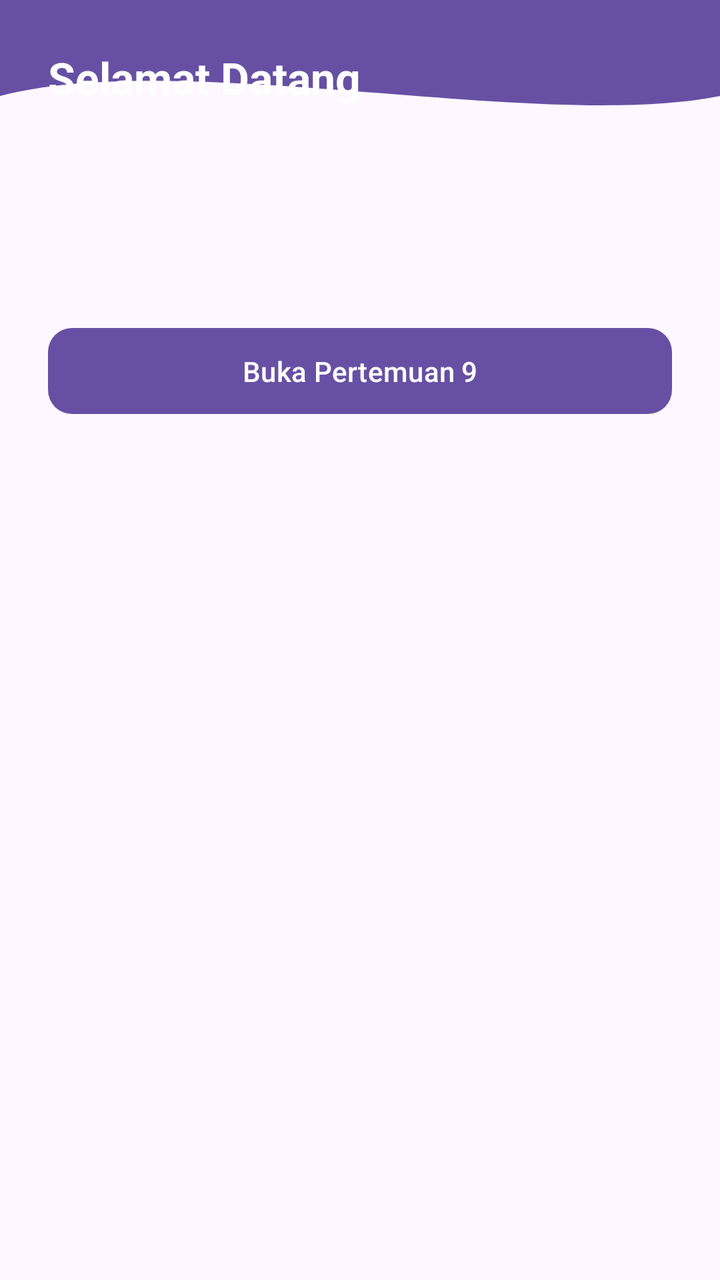
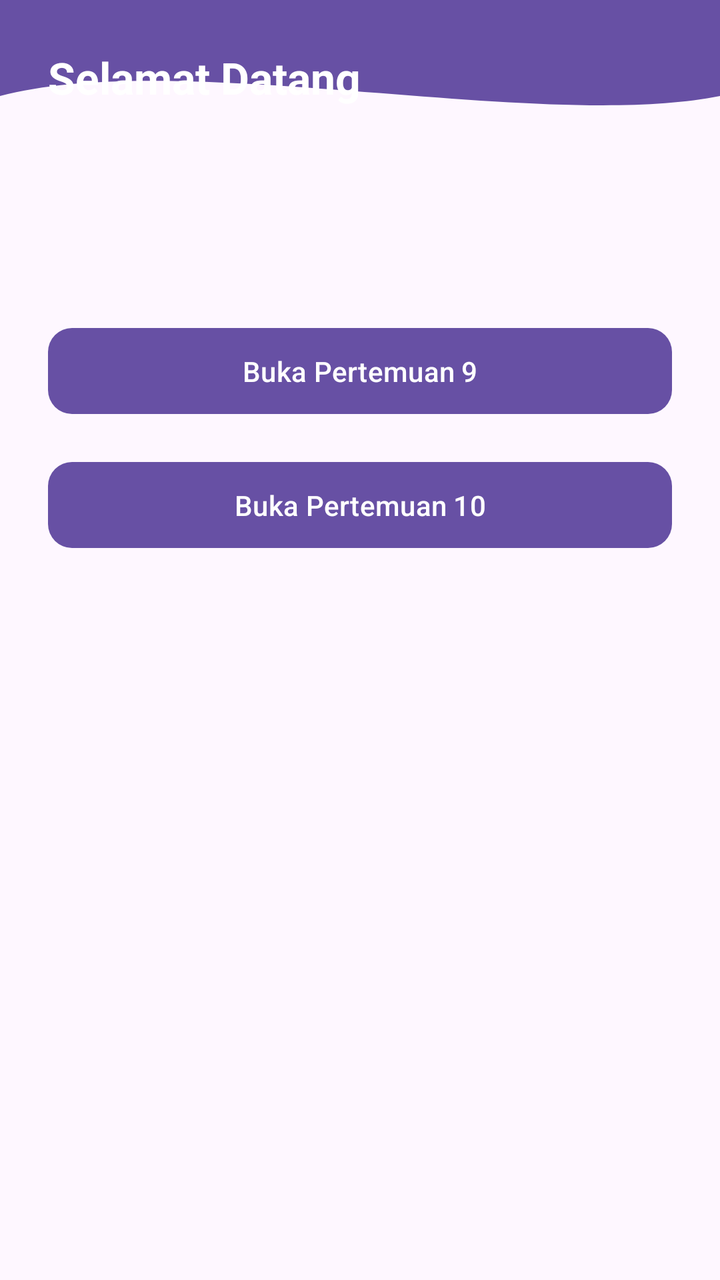

The first picture is an Android layout as it rendered before a commit; the second is the same layout after the commit. The layout source and the unified diff follow.
<!-- AndroidManifest.xml: application theme Theme.Mars_farhan3TIE -->
<!-- res/layout/fragment_home.xml -->
<?xml version="1.0" encoding="utf-8"?>
<androidx.constraintlayout.widget.ConstraintLayout
    xmlns:android="http://schemas.android.com/apk/res/android"
    xmlns:app="http://schemas.android.com/apk/res-auto"
    android:layout_width="match_parent"
    android:layout_height="match_parent"
    android:fitsSystemWindows="true">

    
    <View
        android:id="@+id/background_header"
        android:layout_width="0dp"
        android:layout_height="120dp"
        android:background="@drawable/bg_header_wave"
        app:layout_constraintEnd_toEndOf="parent"
        app:layout_constraintStart_toStartOf="parent"
        app:layout_constraintTop_toTopOf="parent" />

    
    <TextView
        android:id="@+id/tvTitleHome"
        android:layout_width="wrap_content"
        android:layout_height="wrap_content"
        android:layout_marginStart="24dp"
        android:layout_marginTop="24dp"
        android:text="Selamat Datang"
        android:textColor="@android:color/white"
        android:textSize="22sp"
        android:textStyle="bold"
        app:layout_constraintStart_toStartOf="parent"
        app:layout_constraintTop_toTopOf="parent" />

    
    <com.google.android.material.button.MaterialButton
        android:id="@+id/btnPertemuan9"
        android:layout_width="match_parent"
        android:layout_height="wrap_content"
        android:layout_marginHorizontal="24dp"
        android:layout_marginTop="40dp"
        android:padding="12dp"
        android:text="Buka Pertemuan 9"
        app:cornerRadius="12dp"
        app:layout_constraintEnd_toEndOf="parent"
        app:layout_constraintStart_toStartOf="parent"
        app:layout_constraintTop_toBottomOf="@id/background_header" />

</androidx.constraintlayout.widget.ConstraintLayout>
<!-- resources referenced by this layout -->
<resources>
  <!-- drawable bg_header_wave (drawable) -->
  <?xml version="1.0" encoding="utf-8"?>
  <vector xmlns:android="http://schemas.android.com/apk/res/android"
      android:width="100dp"
      android:height="100dp"
      android:viewportWidth="100"
      android:viewportHeight="100">
      <path
          android:fillColor="?attr/colorPrimary"
          android:pathData="
              M0,0
              L100,0
              L100,40
              C 75,55
                25,20
                0,40
              Z" />
  </vector>
  <style name="Theme.Mars_farhan3TIE" parent="Base.Theme.Mars_farhan3TIE" />
  <style name="Base.Theme.Mars_farhan3TIE" parent="Theme.Material3.DayNight.NoActionBar">
          
          
      </style>
</resources>

<!-- the commit's change to res/layout/fragment_home.xml (unified diff, before → after) -->
@@ -44,4 +44,18 @@
         app:layout_constraintStart_toStartOf="parent"
         app:layout_constraintTop_toBottomOf="@id/background_header" />
 
+    
+    <com.google.android.material.button.MaterialButton
+        android:id="@+id/btnPertemuan10"
+        android:layout_width="match_parent"
+        android:layout_height="wrap_content"
+        android:layout_marginHorizontal="24dp"
+        android:layout_marginTop="16dp"
+        android:padding="12dp"
+        android:text="Buka Pertemuan 10"
+        app:cornerRadius="12dp"
+        app:layout_constraintEnd_toEndOf="parent"
+        app:layout_constraintStart_toStartOf="parent"
+        app:layout_constraintTop_toBottomOf="@id/btnPertemuan9" />
+
 </androidx.constraintlayout.widget.ConstraintLayout>
